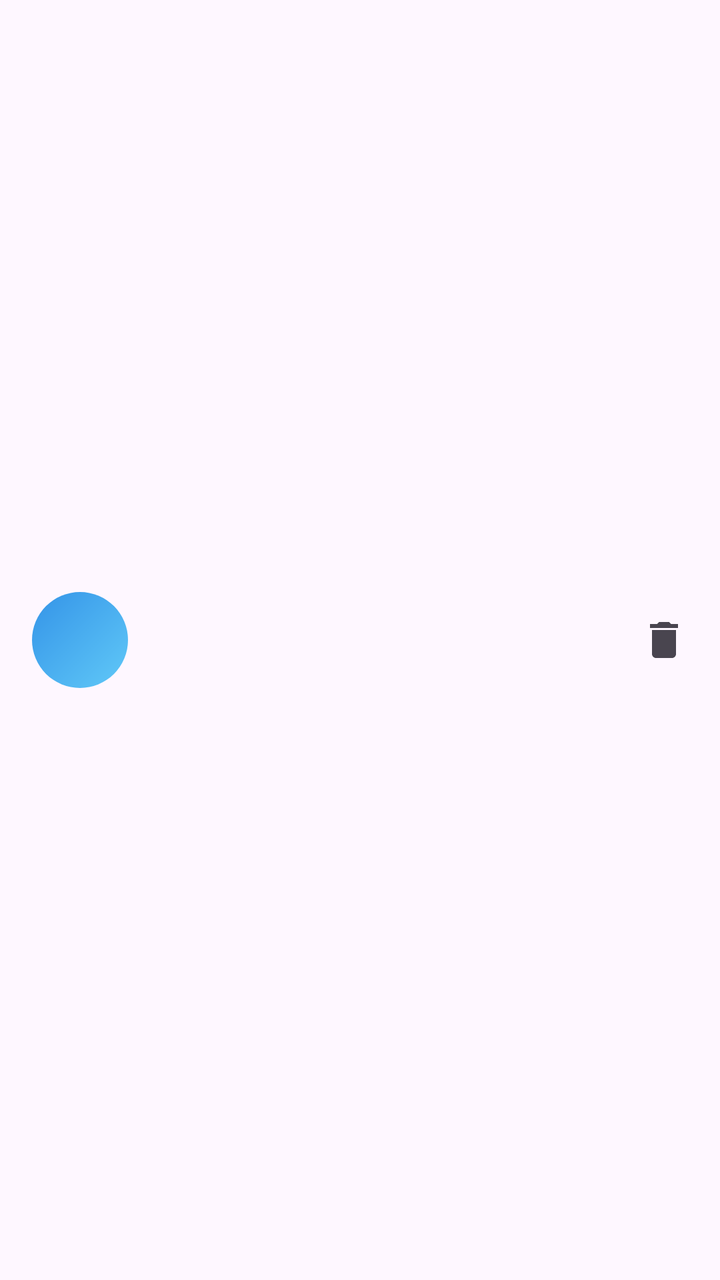
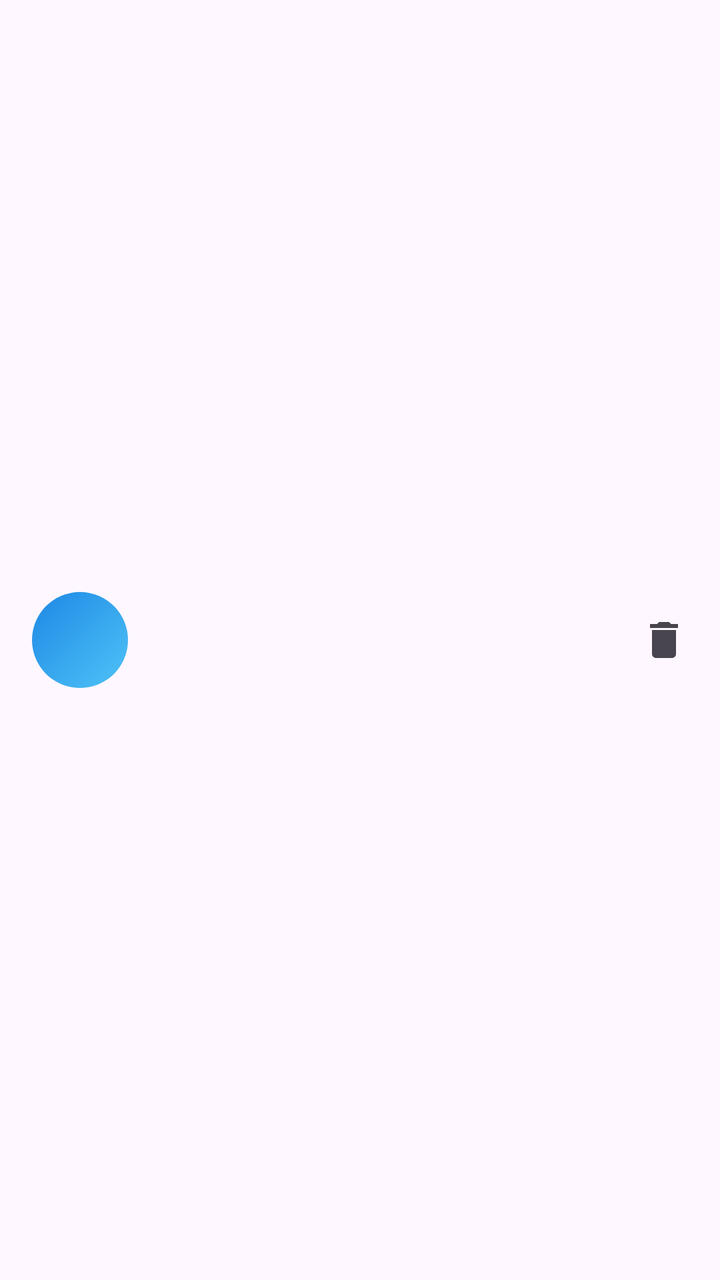

Screens rendered from an Android XML layout before and after an edit, with the pre-edit source and the edit as a unified diff.
<!-- AndroidManifest.xml: application theme Theme.Beather -->
<!-- res/layout/item_location.xml -->
<?xml version="1.0" encoding="utf-8"?>
<LinearLayout xmlns:android="http://schemas.android.com/apk/res/android"
    android:layout_width="match_parent"
    android:layout_height="wrap_content"
    android:background="?attr/selectableItemBackground"
    android:gravity="center_vertical"
    android:minHeight="72dp"
    android:orientation="horizontal"
    android:paddingStart="16dp"
    android:paddingEnd="4dp">

    <FrameLayout
        android:layout_width="48dp"
        android:layout_height="48dp"
        android:background="@drawable/widget_bg_day">
        <ImageView
            android:id="@+id/item_icon"
            android:layout_width="36dp"
            android:layout_height="36dp"
            android:layout_gravity="center"
            android:contentDescription="@null" />
    </FrameLayout>

    <LinearLayout
        android:layout_width="0dp"
        android:layout_height="wrap_content"
        android:layout_marginStart="16dp"
        android:layout_weight="1"
        android:orientation="vertical">
        <TextView
            android:id="@+id/item_name"
            android:layout_width="wrap_content"
            android:layout_height="wrap_content"
            android:textAppearance="?attr/textAppearanceTitleMedium" />
        <TextView
            android:id="@+id/item_sub"
            android:layout_width="wrap_content"
            android:layout_height="wrap_content"
            android:maxLines="1"
            android:ellipsize="end"
            android:textAppearance="?attr/textAppearanceBodySmall" />
    </LinearLayout>

    <TextView
        android:id="@+id/item_temp"
        android:layout_width="wrap_content"
        android:layout_height="wrap_content"
        android:layout_marginStart="8dp"
        android:textAppearance="?attr/textAppearanceHeadlineSmall" />

    <ImageButton
        android:id="@+id/item_delete"
        android:layout_width="48dp"
        android:layout_height="48dp"
        android:background="?attr/selectableItemBackgroundBorderless"
        android:contentDescription="@string/delete"
        android:src="@drawable/ic_delete" />
</LinearLayout>
<!-- resources referenced by this layout -->
<resources>
  <!-- drawable ic_delete (drawable) -->
  <vector xmlns:android="http://schemas.android.com/apk/res/android" android:width="24dp" android:height="24dp" android:viewportWidth="24" android:viewportHeight="24" android:tint="?attr/colorOnSurfaceVariant">
      <path android:fillColor="#FF000000" android:pathData="M6,19c0,1.1 0.9,2 2,2h8c1.1,0 2,-0.9 2,-2V7H6v12zM19,4h-3.5l-1,-1h-5l-1,1H5v2h14V4z"/>
  </vector>
  <!-- drawable widget_bg_day (drawable) -->
  <shape xmlns:android="http://schemas.android.com/apk/res/android" android:shape="rectangle">
      <gradient android:angle="315" android:startColor="#E61E88E5" android:endColor="#E64FC3F7" />
      <corners android:radius="24dp" />
  </shape>
  <string name="delete">Delete</string>
  <style name="Theme.Beather" parent="Theme.Material3.DayNight.NoActionBar">
          <item name="colorPrimary">@color/beather_blue</item>
          <item name="colorSecondary">@color/beather_blue</item>
      </style>
  <color name="beather_blue">#1E88E5</color>
</resources>

<!-- the commit's change to res/layout/item_location.xml (unified diff, before → after) -->
@@ -12,7 +12,7 @@
     <FrameLayout
         android:layout_width="48dp"
         android:layout_height="48dp"
-        android:background="@drawable/widget_bg_day">
+        android:background="@drawable/bg_sky_day_r24">
         <ImageView
             android:id="@+id/item_icon"
             android:layout_width="36dp"
<!-- resource entries referenced after the edit -->
@@ -1,14 +1,14 @@
 <!-- resources referenced by this layout -->
 <resources>
+  <!-- drawable bg_sky_day_r24 (drawable) -->
+  <shape xmlns:android="http://schemas.android.com/apk/res/android" android:shape="rectangle">
+      <gradient android:angle="315" android:startColor="#1E88E5" android:endColor="#4FC3F7" />
+      <corners android:radius="24dp" />
+  </shape>
   <!-- drawable ic_delete (drawable) -->
   <vector xmlns:android="http://schemas.android.com/apk/res/android" android:width="24dp" android:height="24dp" android:viewportWidth="24" android:viewportHeight="24" android:tint="?attr/colorOnSurfaceVariant">
       <path android:fillColor="#FF000000" android:pathData="M6,19c0,1.1 0.9,2 2,2h8c1.1,0 2,-0.9 2,-2V7H6v12zM19,4h-3.5l-1,-1h-5l-1,1H5v2h14V4z"/>
   </vector>
-  <!-- drawable widget_bg_day (drawable) -->
-  <shape xmlns:android="http://schemas.android.com/apk/res/android" android:shape="rectangle">
-      <gradient android:angle="315" android:startColor="#E61E88E5" android:endColor="#E64FC3F7" />
-      <corners android:radius="24dp" />
-  </shape>
   <string name="delete">Delete</string>
   <style name="Theme.Beather" parent="Theme.Material3.DayNight.NoActionBar">
           <item name="colorPrimary">@color/beather_blue</item>
